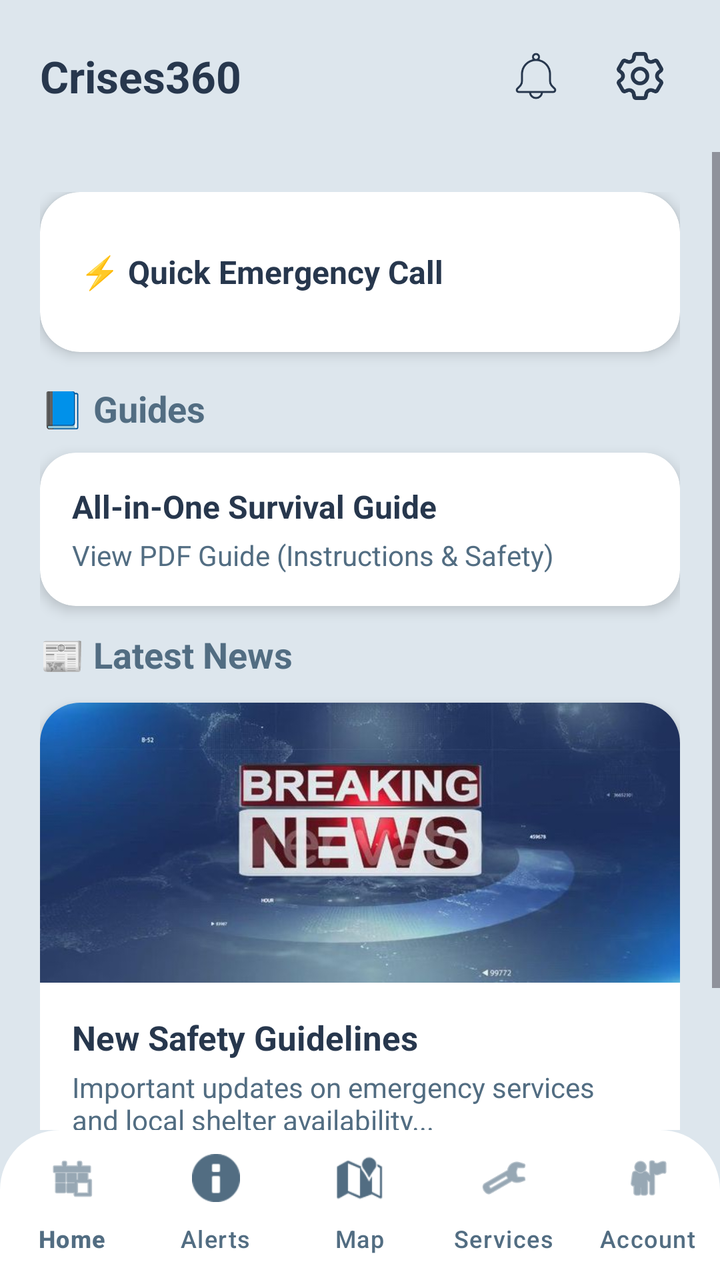
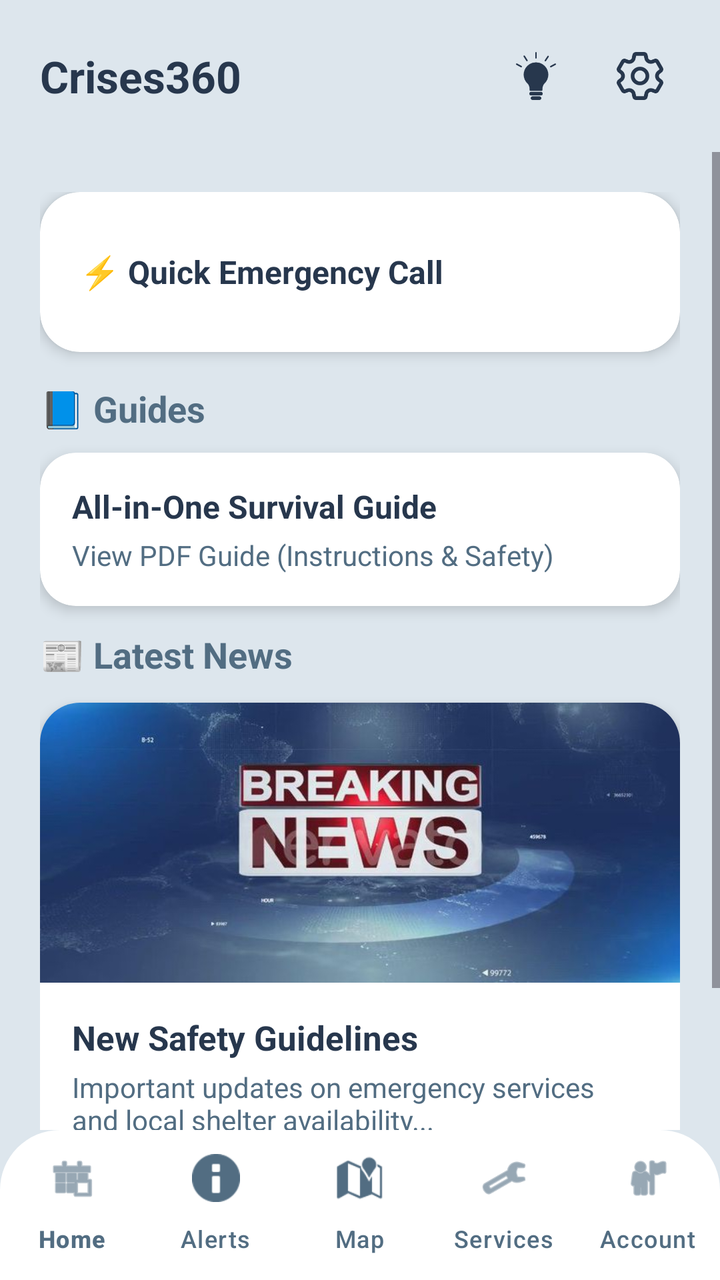

An Android layout rendered at two revisions. The XML below is the earlier revision; the diff shows what the commit changed to produce the second picture.
<!-- AndroidManifest.xml: application theme Theme.Crises -->
<!-- res/layout/activity_home.xml -->
<?xml version="1.0" encoding="utf-8"?>
<RelativeLayout xmlns:android="http://schemas.android.com/apk/res/android"
    xmlns:app="http://schemas.android.com/apk/res-auto"
    android:id="@+id/main"
    android:layout_width="match_parent"
    android:layout_height="match_parent"
    android:background="#DDE6ED">

    <com.google.android.material.appbar.AppBarLayout
        android:id="@+id/topAppBar"
        android:layout_width="match_parent"
        android:layout_height="wrap_content"
        android:background="#DDE6ED"
        app:elevation="0dp">

        <RelativeLayout
            android:layout_width="match_parent"
            android:layout_height="wrap_content"
            android:paddingHorizontal="20dp"
            android:paddingVertical="18dp">

            <LinearLayout
                android:layout_width="wrap_content"
                android:layout_height="wrap_content"
                android:layout_alignParentStart="true"
                android:layout_centerVertical="true"
                android:orientation="vertical">

                <TextView
                    android:id="@+id/appBrandName"
                    android:layout_width="wrap_content"
                    android:layout_height="wrap_content"
                    android:text="Crises360"
                    android:textColor="#27374D"
                    android:textSize="22sp"
                    android:textStyle="bold" />
            </LinearLayout>

            <LinearLayout
                android:layout_width="wrap_content"
                android:layout_height="wrap_content"
                android:layout_alignParentEnd="true"
                android:layout_centerVertical="true"
                android:gravity="center_vertical"
                android:orientation="horizontal">

                <ImageButton
                    android:id="@+id/notificationBtn"
                    android:layout_width="40dp"
                    android:layout_height="40dp"
                    android:layout_marginEnd="12dp"
                    android:background="?attr/selectableItemBackgroundBorderless"
                    android:padding="8dp"
                    android:scaleType="fitCenter"
                    android:src="@drawable/notification"
                    app:tint="#27374D" />

                <ImageButton
                    android:id="@+id/settingsBtn"
                    android:layout_width="40dp"
                    android:layout_height="40dp"
                    android:background="?attr/selectableItemBackgroundBorderless"
                    android:padding="8dp"
                    android:scaleType="fitCenter"
                    android:src="@drawable/setting"
                    app:tint="#27374D" />
            </LinearLayout>
        </RelativeLayout>
    </com.google.android.material.appbar.AppBarLayout>

    
    <ScrollView
        android:layout_width="match_parent"
        android:layout_height="match_parent"
        android:layout_above="@id/bottomNavigation"
        android:layout_below="@id/topAppBar">

        <LinearLayout
            android:layout_width="match_parent"
            android:layout_height="wrap_content"
            android:orientation="vertical"
            android:padding="20dp">

            
            <androidx.cardview.widget.CardView
                android:id="@+id/btnQuickCall"
                android:layout_width="match_parent"
                android:layout_height="80dp"
                android:layout_marginBottom="16dp"
                android:clickable="true"
                android:focusable="true"
                android:foreground="?attr/selectableItemBackground"
                app:cardBackgroundColor="#FFFFFF"
                app:cardCornerRadius="20dp"
                app:cardElevation="4dp">

                <TextView
                    android:layout_width="match_parent"
                    android:layout_height="match_parent"
                    android:gravity="center_vertical"
                    android:paddingStart="20dp"
                    android:paddingEnd="20dp"
                    android:text="⚡ Quick Emergency Call"
                    android:textColor="#27374D"
                    android:textSize="16sp"
                    android:textStyle="bold" />
            </androidx.cardview.widget.CardView>

            
            <TextView
                android:layout_width="wrap_content"
                android:layout_height="wrap_content"
                android:layout_marginBottom="10dp"
                android:text="📘 Guides"
                android:textColor="#526D82"
                android:textSize="18sp"
                android:textStyle="bold" />

            <androidx.cardview.widget.CardView
                android:id="@+id/guideCard"
                android:layout_width="match_parent"
                android:layout_height="wrap_content"
                android:layout_marginBottom="12dp"
                android:clickable="true"
                android:focusable="true"
                android:foreground="?android:attr/selectableItemBackground"
                app:cardCornerRadius="18dp"
                app:cardElevation="4dp">

                <LinearLayout
                    android:layout_width="match_parent"
                    android:layout_height="wrap_content"
                    android:orientation="vertical"
                    android:padding="16dp">

                    <TextView
                        android:layout_width="wrap_content"
                        android:layout_height="wrap_content"
                        android:text="All-in-One Survival Guide"
                        android:textColor="#27374D"
                        android:textSize="16sp"
                        android:textStyle="bold" />

                    <TextView
                        android:layout_width="wrap_content"
                        android:layout_height="wrap_content"
                        android:layout_marginTop="4dp"
                        android:text="View PDF Guide (Instructions &amp; Safety)"
                        android:textColor="#526D82" />
                </LinearLayout>
            </androidx.cardview.widget.CardView>

            
            <TextView
                android:layout_width="wrap_content"
                android:layout_height="wrap_content"
                android:layout_marginBottom="12dp"
                android:text="📰 Latest News"
                android:textColor="#526D82"
                android:textSize="18sp"
                android:textStyle="bold" />

            <androidx.cardview.widget.CardView
                android:id="@+id/newsCard"
                android:layout_width="match_parent"
                android:layout_height="wrap_content"
                android:layout_marginBottom="16dp"
                android:clickable="true"
                android:focusable="true"
                android:foreground="?android:attr/selectableItemBackground"
                app:cardBackgroundColor="#FFFFFF"
                app:cardCornerRadius="20dp"
                app:cardElevation="4dp">

                <LinearLayout
                    android:layout_width="match_parent"
                    android:layout_height="wrap_content"
                    android:orientation="vertical">

                    <ImageView
                        android:id="@+id/newsImage"
                        android:layout_width="match_parent"
                        android:layout_height="140dp"
                        android:scaleType="centerCrop"
                        android:src="@drawable/news" />

                    <LinearLayout
                        android:layout_width="match_parent"
                        android:layout_height="wrap_content"
                        android:orientation="vertical"
                        android:padding="16dp">

                        <TextView
                            android:layout_width="match_parent"
                            android:layout_height="wrap_content"
                            android:text="New Safety Guidelines"
                            android:textColor="#27374D"
                            android:textSize="17sp"
                            android:textStyle="bold" />

                        <TextView
                            android:layout_width="match_parent"
                            android:layout_height="wrap_content"
                            android:layout_marginTop="4dp"
                            android:text="Important updates on emergency services and local shelter availability..."
                            android:textColor="#526D82"
                            android:textSize="14sp" />

                        <TextView
                            android:layout_width="wrap_content"
                            android:layout_height="wrap_content"
                            android:layout_marginTop="10dp"
                            android:text="READ FULL STORY →"
                            android:textColor="#219EBC"
                            android:textSize="12sp"
                            android:textStyle="bold" />
                    </LinearLayout>
                </LinearLayout>
            </androidx.cardview.widget.CardView>

        </LinearLayout>
    </ScrollView>

    
    <com.google.android.material.bottomnavigation.BottomNavigationView
        android:id="@+id/bottomNavigation"
        android:layout_width="match_parent"
        android:layout_height="75dp"
        android:layout_alignParentBottom="true"
        android:background="@drawable/footer_background"
        app:elevation="12dp"
        app:itemIconTint="#526D82"
        app:itemTextColor="#526D82"
        app:labelVisibilityMode="labeled"
        app:menu="@menu/bottom_nav_menu" />

</RelativeLayout>
<!-- resources referenced by this layout -->
<resources>
  <!-- drawable footer_background (drawable) -->
  <?xml version="1.0" encoding="utf-8"?>
  <shape xmlns:android="http://schemas.android.com/apk/res/android">
      <solid android:color="#FFFFFF" />
      <corners
          android:topLeftRadius="30dp"
          android:topRightRadius="30dp" />
  </shape>
  <!-- drawable news: jpg bitmap (drawable, 33689 bytes) -->
  <!-- drawable notification: png bitmap (drawable, 2394 bytes) -->
  <!-- drawable setting: png bitmap (drawable, 3784 bytes) -->
  <style name="Theme.Crises" parent="Base.Theme.Crises" />
  <style name="Base.Theme.Crises" parent="Theme.Material3.DayNight.NoActionBar">
  
      </style>
</resources>

<!-- the commit's change to res/layout/activity_home.xml (unified diff, before → after) -->
@@ -52,7 +52,7 @@
                     android:background="?attr/selectableItemBackgroundBorderless"
                     android:padding="8dp"
                     android:scaleType="fitCenter"
-                    android:src="@drawable/notification"
+                    android:src="@drawable/tips"
                     app:tint="#27374D" />
 
                 <ImageButton
<!-- resource entries referenced after the edit -->
@@ -9,8 +9,8 @@
           android:topRightRadius="30dp" />
   </shape>
   <!-- drawable news: jpg bitmap (drawable, 33689 bytes) -->
-  <!-- drawable notification: png bitmap (drawable, 2394 bytes) -->
   <!-- drawable setting: png bitmap (drawable, 3784 bytes) -->
+  <!-- drawable tips: png bitmap (drawable, 4911 bytes) -->
   <style name="Theme.Crises" parent="Base.Theme.Crises" />
   <style name="Base.Theme.Crises" parent="Theme.Material3.DayNight.NoActionBar">
   
